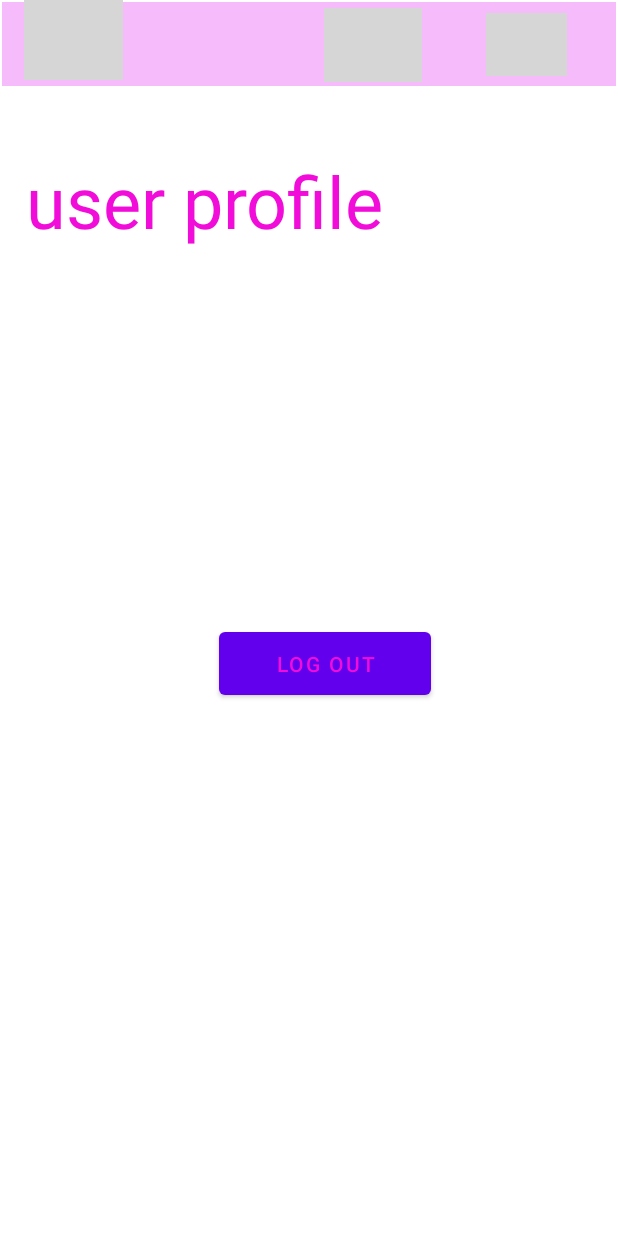
After one commit to sayuriKarunanayake/MAD_Team_Rainbow, an Android app: the layout activity_main_home.xml on its own in the app's theme, with its tools: preview values and no code run, on a phone screen of 412 x 824 dp. The commit adds this screen. Run offline under Robolectric (Android 15) with nearby library versions, the light colour scheme and no system bars; grey boxes are pictures that could not be loaded.

Commit message:
login and signup ,string, images

```diff
--- /dev/null
+++ b/app/src/main/res/layout/activity_main_home.xml
@@ -0,0 +1,93 @@
+<?xml version="1.0" encoding="utf-8"?>
+<androidx.constraintlayout.widget.ConstraintLayout xmlns:android="http://schemas.android.com/apk/res/android"
+    xmlns:app="http://schemas.android.com/apk/res-auto"
+    xmlns:tools="http://schemas.android.com/tools"
+    android:layout_width="match_parent"
+    android:layout_height="match_parent"
+    tools:context=".MainActivityHome">
+
+    <androidx.appcompat.widget.Toolbar
+        android:id="@+id/toolbar"
+        android:layout_width="409dp"
+        android:layout_height="wrap_content"
+        android:layout_marginTop="1dp"
+        android:background="@color/F6BBFA"
+        android:minHeight="?attr/actionBarSize"
+        android:theme="?attr/actionBarTheme"
+        app:layout_constraintEnd_toEndOf="parent"
+        app:layout_constraintStart_toStartOf="parent"
+        app:layout_constraintTop_toTopOf="parent"
+        app:titleTextAppearance="@id/textView1"
+        app:titleTextColor="@color/white"
+        tools:ignore="HardcodedText" />
+
+    <ImageView
+        android:id="@+id/imgView8"
+        android:layout_width="66dp"
+        android:layout_height="53dp"
+        android:contentDescription="@string/app_name"
+        app:layout_constraintEnd_toEndOf="parent"
+        app:layout_constraintHorizontal_bias="0.042"
+        app:layout_constraintStart_toStartOf="@+id/toolbar"
+        app:layout_constraintTop_toTopOf="parent"
+        app:srcCompat="@drawable/profile" />
+
+    <ImageView
+        android:id="@id/imgView6"
+        android:layout_width="65dp"
+        android:layout_height="49dp"
+        android:layout_marginTop="4dp"
+        android:contentDescription="@string/app_name"
+        app:layout_constraintEnd_toEndOf="@+id/toolbar"
+        app:layout_constraintHorizontal_bias="0.509"
+        app:layout_constraintStart_toEndOf="@+id/imgView8"
+        app:layout_constraintTop_toTopOf="@+id/toolbar"
+        app:srcCompat="@drawable/shopping_cart" />
+
+    <ImageView
+        android:id="@id/imgView7"
+        android:layout_width="54dp"
+        android:layout_height="42dp"
+        android:layout_marginTop="7dp"
+        android:contentDescription="@string/app_name"
+        app:layout_constraintEnd_toEndOf="parent"
+        app:layout_constraintHorizontal_bias="0.554"
+        app:layout_constraintStart_toEndOf="@+id/imgView6"
+        app:layout_constraintTop_toTopOf="@+id/toolbar"
+        app:srcCompat="@drawable/table_rows_24" />
+
+
+    <Button
+        android:id="@+id/logout"
+        android:layout_width="141dp"
+        android:layout_height="54dp"
+        android:layout_marginStart="167dp"
+        android:layout_marginLeft="167dp"
+        android:layout_marginTop="335dp"
+        android:layout_marginEnd="146dp"
+        android:layout_marginRight="146dp"
+        android:layout_marginBottom="275dp"
+        android:text="Log Out"
+        android:textColor="@color/color"
+        app:layout_constraintBottom_toBottomOf="parent"
+        app:layout_constraintEnd_toEndOf="parent"
+        app:layout_constraintStart_toStartOf="parent"
+        app:layout_constraintTop_toTopOf="parent" />
+
+    <TextView
+        android:id="@+id/tv5"
+        android:layout_width="287dp"
+        android:layout_height="65dp"
+        android:layout_marginStart="141dp"
+        android:layout_marginLeft="141dp"
+        android:layout_marginTop="44dp"
+        android:layout_marginEnd="212dp"
+        android:layout_marginRight="212dp"
+        android:text="user profile"
+        android:textColor="@color/color"
+        android:textSize="48sp"
+        app:layout_constraintEnd_toEndOf="parent"
+        app:layout_constraintHorizontal_bias="0.545"
+        app:layout_constraintStart_toStartOf="parent"
+        app:layout_constraintTop_toBottomOf="@+id/toolbar" />
+</androidx.constraintlayout.widget.ConstraintLayout>
--- a/app/src/main/res/values/colors.xml
+++ b/app/src/main/res/values/colors.xml
@@ -9,4 +9,9 @@
     <color name="white">#FFFFFFFF</color>
     <color name="theme_color">#F6BBFA</color>
     <color name="editbtncolor">#36F4C8</color>
+
+
+    <color name="e692f8">#E692F8</color>
+    <color name="F6BBFA">#F6BBFA</color>
+    <color name="color">#F10CDA</color>
 </resources>
```
Also changed, not shown: app/src/main/AndroidManifest.xml (+19 -0 lines), app/src/main/java/com/example/madproject/MainActivityHome.java (added, +40 -0 lines), app/src/main/java/com/example/madproject/MainActivity_login.java (added, +91 -0 lines), app/src/main/java/com/example/madproject/act2_signup.java (added, +102 -0 lines), app/src/main/res/layout/activity_act2_signup.xml (added, +131 -0 lines), app/src/main/res/layout/activity_main_login.xml (added, +104 -0 lines), app/src/main/res/values/drawables.xml (+7 -0 lines), app/src/main/res/values/strings.xml (+31 -0 lines), app/src/main/res/drawable/image1/image1.png (added), app/src/main/res/drawable/img.jpg (added), app/src/main/res/drawable/img2.jpg (added), 1 other file.
